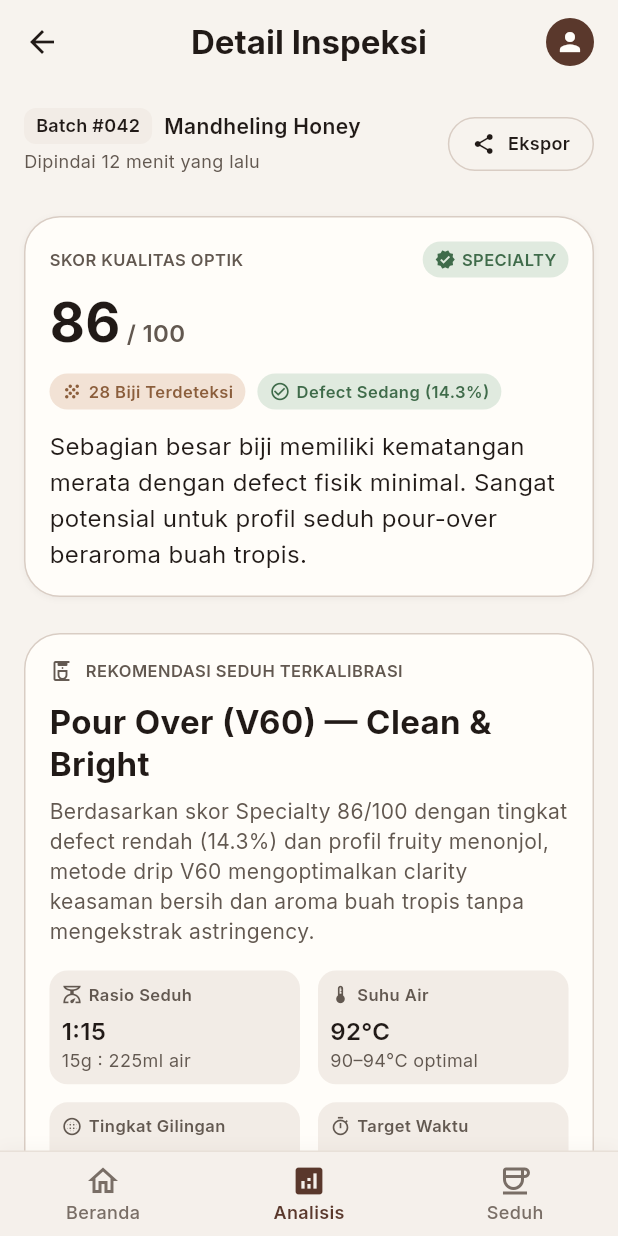
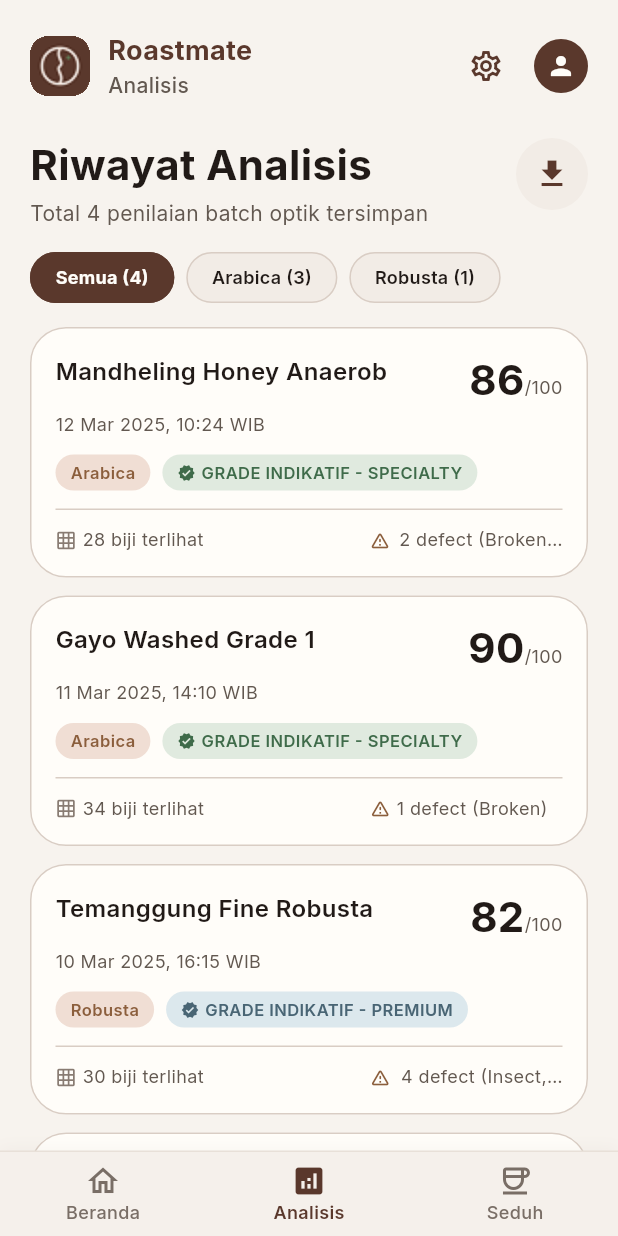
Before and after one commit to AhmadKevin000/roastmate_app, a Flutter app: the screen it shows after launch, item 2 of the bottom bar chosen, on a phone screen of 412 x 824 dp. Run offline on Flutter 3.47's test engine with Material 3 defaults, Android fonts, the phone set to English and light mode, and no system bars; our stand-ins replace camera, flutter_riverpod, google_fonts, sqflite; accounts and stored records are empty.

Commit message:
feat: add riwayat analisis screen and wire to Analisis tab

```diff
--- /dev/null
+++ b/mobile/lib/data/mock_analysis_history.dart
@@ -0,0 +1,68 @@
+import '../domain/analysis_history_item.dart';
+import '../domain/inspection_result.dart';
+
+/// Data dummy riwayat analisis untuk mengembangkan UI (belum tersambung SQLite).
+///
+/// Mengikuti mockup `UI/Riwayat Analisis.png`.
+final List<AnalysisHistoryItem> mockAnalysisHistory = [
+  const AnalysisHistoryItem(
+    batchName: 'Mandheling Honey Anaerob',
+    dateLabel: '12 Mar 2025, 10:24 WIB',
+    species: 'Arabica',
+    qualityScore: 86,
+    visibleBeans: 28,
+    defectCounts: {
+      DefectClass.healthy: 26,
+      DefectClass.broken: 1,
+      DefectClass.quaker: 1,
+      DefectClass.insectDamage: 0,
+      DefectClass.scorched: 0,
+      DefectClass.foreignMatter: 0,
+    },
+  ),
+  const AnalysisHistoryItem(
+    batchName: 'Gayo Washed Grade 1',
+    dateLabel: '11 Mar 2025, 14:10 WIB',
+    species: 'Arabica',
+    qualityScore: 90,
+    visibleBeans: 34,
+    defectCounts: {
+      DefectClass.healthy: 33,
+      DefectClass.broken: 1,
+      DefectClass.quaker: 0,
+      DefectClass.insectDamage: 0,
+      DefectClass.scorched: 0,
+      DefectClass.foreignMatter: 0,
+    },
+  ),
+  const AnalysisHistoryItem(
+    batchName: 'Temanggung Fine Robusta',
+    dateLabel: '10 Mar 2025, 16:15 WIB',
+    species: 'Robusta',
+    qualityScore: 82,
+    visibleBeans: 30,
+    defectCounts: {
+      DefectClass.healthy: 26,
+      DefectClass.broken: 0,
+      DefectClass.quaker: 0,
+      DefectClass.insectDamage: 2,
+      DefectClass.scorched: 2,
+      DefectClass.foreignMatter: 0,
+    },
+  ),
+  const AnalysisHistoryItem(
+    batchName: 'Kintamani Natural',
+    dateLabel: '08 Mar 2025, 09:30 WIB',
+    species: 'Arabica',
+    qualityScore: 76,
+    visibleBeans: 25,
+    defectCounts: {
+      DefectClass.healthy: 19,
+      DefectClass.broken: 2,
+      DefectClass.quaker: 3,
+      DefectClass.insectDamage: 0,
+      DefectClass.scorched: 0,
+      DefectClass.foreignMatter: 1,
+    },
+  ),
+];
--- /dev/null
+++ b/mobile/lib/domain/analysis_history_item.dart
@@ -0,0 +1,80 @@
+import 'inspection_result.dart';
+
+/// Satu baris riwayat analisis untuk daftar di tab Analisis.
+///
+/// Versi ringkas dari [InspectionResult]: hanya memuat field yang tampil di
+/// kartu riwayat (tanpa deteksi, rekomendasi, atau bukti visual).
+class AnalysisHistoryItem {
+  final String batchName;
+  final String dateLabel;
+  final String species; // 'Arabica' | 'Robusta' | 'Mixed'
+  final int qualityScore;
+  final int visibleBeans;
+  final Map<DefectClass, int> defectCounts;
+
+  const AnalysisHistoryItem({
+    required this.batchName,
+    required this.dateLabel,
+    required this.species,
+    required this.qualityScore,
+    required this.visibleBeans,
+    required this.defectCounts,
+  });
+
+  int get healthyCount => defectCounts[DefectClass.healthy] ?? 0;
+
+  /// Jumlah biji defect = total terlihat - Healthy.
+  int get defectTotal => visibleBeans - healthyCount;
+
+  /// Kelas defect (selain Healthy) yang jumlahnya > 0, urut dari terbanyak.
+  List<DefectClass> get defectClasses {
+    final entries = defectCounts.entries
+        .where((e) => e.key != DefectClass.healthy && e.value > 0)
+        .toList()
+      ..sort((a, b) => b.value.compareTo(a.value));
+    return entries.map((e) => e.key).toList();
+  }
+
+  /// Pemetaan skor ke grade indikatif (ambang mengikuti PRD bagian 8).
+  IndicativeGrade get grade {
+    if (qualityScore >= 85) return IndicativeGrade.specialty;
+    if (qualityScore >= 75) return IndicativeGrade.premium;
+    if (qualityScore >= 60) return IndicativeGrade.standard;
+    if (qualityScore >= 40) return IndicativeGrade.belowStandard;
+    return IndicativeGrade.offGrade;
+  }
+}
+
+/// Nama pendek kelas defect untuk chip ringkas di kartu riwayat.
+String defectShortLabel(DefectClass defectClass) {
+  switch (defectClass) {
+    case DefectClass.healthy:
+      return 'Healthy';
+    case DefectClass.broken:
+      return 'Broken';
+    case DefectClass.insectDamage:
+      return 'Insect';
+    case DefectClass.quaker:
+      return 'Quaker';
+    case DefectClass.scorched:
+      return 'Scorched';
+    case DefectClass.foreignMatter:
+      return 'Foreign';
+  }
+}
+
+/// Label grade untuk ditampilkan (mis. `GRADE INDIKATIF - SPECIALTY`).
+String gradeDisplayLabel(IndicativeGrade grade) {
+  switch (grade) {
+    case IndicativeGrade.specialty:
+      return 'GRADE INDIKATIF - SPECIALTY';
+    case IndicativeGrade.premium:
+      return 'GRADE INDIKATIF - PREMIUM';
+    case IndicativeGrade.standard:
+      return 'GRADE INDIKATIF - STANDARD';
+    case IndicativeGrade.belowStandard:
+      return 'GRADE INDIKATIF - BELOW STANDARD';
+    case IndicativeGrade.offGrade:
+      return 'GRADE INDIKATIF - OFF GRADE';
+  }
+}
--- /dev/null
+++ b/mobile/lib/features/analysis/analysis_history_screen.dart
@@ -0,0 +1,178 @@
+import 'package:flutter/material.dart';
+import '../../core/roastmate_colors.dart';
+import '../../core/roastmate_text.dart';
+import '../../core/roastmate_spacing.dart';
+import '../../core/roastmate_radius.dart';
+import '../../data/mock_analysis_history.dart';
+import '../../domain/analysis_history_item.dart';
+import 'widgets/history_app_header.dart';
+import 'widgets/history_filter_bar.dart';
+import 'widgets/history_card.dart';
+import 'widgets/history_export_card.dart';
+import 'widgets/roastmate_bottom_nav.dart';
+
+/// Layar Riwayat Analisis (tab Analisis).
+///
+/// Saat ini memakai data dummy ([mockAnalysisHistory]); pengambilan dari SQLite
+/// akan ditambahkan lewat repository/controller terpisah.
+class AnalysisHistoryScreen extends StatefulWidget {
+  /// Daftar item riwayat. Bila null, memakai [mockAnalysisHistory].
+  final List<AnalysisHistoryItem>? items;
+
+  /// Tampilkan bottom navigation. Nonaktifkan bila layar dipasang di dalam
+  /// shell navigasi yang sudah punya bottom bar sendiri.
+  final bool showBottomNav;
+
+  const AnalysisHistoryScreen({
+    Key? key,
+    this.items,
+    this.showBottomNav = true,
+  }) : super(key: key);
+
+  @override
+  State<AnalysisHistoryScreen> createState() => _AnalysisHistoryScreenState();
+}
+
+class _AnalysisHistoryScreenState extends State<AnalysisHistoryScreen> {
+  static const List<String> _filterOptions = ['Semua', 'Arabica', 'Robusta'];
+
+  String _selectedFilter = 'Semua';
+
+  List<AnalysisHistoryItem> get _allItems => widget.items ?? mockAnalysisHistory;
+
+  List<AnalysisHistoryItem> get _filteredItems {
+    if (_selectedFilter == 'Semua') return _allItems;
+    return _allItems.where((item) => item.species == _selectedFilter).toList();
+  }
+
+  Map<String, int> get _filterCounts {
+    final items = _allItems;
+    return {
+      'Semua': items.length,
+      'Arabica': items.where((item) => item.species == 'Arabica').length,
+      'Robusta': items.where((item) => item.species == 'Robusta').length,
+    };
+  }
+
+  void _onExportCsv() {
+    ScaffoldMessenger.of(context).showSnackBar(
+      const SnackBar(content: Text('Ekspor CSV akan tersedia di versi berikutnya')),
+    );
+  }
+
+  @override
+  Widget build(BuildContext context) {
+    final items = _filteredItems;
+
+    return Scaffold(
+      backgroundColor: RoastmateColors.background,
+      body: SafeArea(
+        child: SingleChildScrollView(
+          padding: const EdgeInsets.all(20.0),
+          child: Column(
+            crossAxisAlignment: CrossAxisAlignment.start,
+            children: [
+              const HistoryAppHeader(),
+              const SizedBox(height: RoastmateSpacing.xl),
+              _buildTitleRow(),
+              const SizedBox(height: RoastmateSpacing.lg),
+              HistoryFilterBar(
+                options: _filterOptions,
+                selected: _selectedFilter,
+                counts: _filterCounts,
+                onSelected: (value) => setState(() => _selectedFilter = value),
+              ),
+              const SizedBox(height: RoastmateSpacing.lg),
+              if (items.isEmpty)
+                _buildEmptyState()
+              else
+                for (int i = 0; i < items.length; i++) ...[
+                  HistoryCard(item: items[i]),
+                  if (i < items.length - 1) const SizedBox(height: RoastmateSpacing.md),
+                ],
+              const SizedBox(height: RoastmateSpacing.xl),
+              HistoryExportCard(onExport: _onExportCsv),
+              const SizedBox(height: RoastmateSpacing.xl),
+            ],
+          ),
+        ),
+      ),
+      bottomNavigationBar: widget.showBottomNav
+          ? RoastmateBottomNav(
+              currentIndex: 1,
+              onTap: (index) {
+                ScaffoldMessenger.of(context).showSnackBar(
+                  SnackBar(content: Text('Tab $index belum diimplementasi')),
+                );
+              },
+            )
+          : null,
+    );
+  }
+
+  Widget _buildTitleRow() {
+    return Row(
+      crossAxisAlignment: CrossAxisAlignment.start,
+      children: [
+        Expanded(
+          child: Column(
+            crossAxisAlignment: CrossAxisAlignment.start,
+            children: [
+              Text(
+                'Riwayat Analisis',
+                style: RoastmateText.headlineSm.copyWith(color: RoastmateColors.textPrimary),
+              ),
+              const SizedBox(height: RoastmateSpacing.xs),
+              Text(
+                'Total ${_allItems.length} penilaian batch optik tersimpan',
+                style: RoastmateText.bodyMd.copyWith(color: RoastmateColors.textSecondary),
+              ),
+            ],
+          ),
+        ),
+        const SizedBox(width: RoastmateSpacing.md),
+        Material(
+          color: RoastmateColors.surfaceContainer,
+          borderRadius: BorderRadius.circular(RoastmateRadius.full),
+          child: InkWell(
+            onTap: _onExportCsv,
+            borderRadius: BorderRadius.circular(RoastmateRadius.full),
+            child: const SizedBox(
+              width: 48,
+              height: 48,
+              child: Icon(Icons.download, color: RoastmateColors.primary),
+            ),
+          ),
+        ),
+      ],
+    );
+  }
+
+  Widget _buildEmptyState() {
+    return Container(
+      width: double.infinity,
+      padding: const EdgeInsets.all(RoastmateSpacing.xl),
+      decoration: BoxDecoration(
+        color: RoastmateColors.surface,
+        borderRadius: BorderRadius.circular(RoastmateRadius.large),
+        border: Border.all(color: RoastmateColors.borderDefault),
+      ),
+      child: Column(
+        children: [
+          const Icon(Icons.inbox_outlined, size: 40, color: RoastmateColors.iconMuted),
+          const SizedBox(height: RoastmateSpacing.md),
+          Text(
+            'Belum ada riwayat untuk filter ini',
+            style: RoastmateText.titleSm.copyWith(color: RoastmateColors.textPrimary),
+          ),
+          const SizedBox(height: RoastmateSpacing.xs),
+          Text(
+            'Coba pilih filter lain atau scan batch baru.',
+            textAlign: TextAlign.center,
+            style: RoastmateText.bodySm.copyWith(color: RoastmateColors.textSecondary),
+          ),
+        ],
+      ),
+    );
+  }
+}
--- /dev/null
+++ b/mobile/lib/features/analysis/widgets/history_app_header.dart
@@ -0,0 +1,73 @@
+import 'package:flutter/material.dart';
+import '../../../core/roastmate_colors.dart';
+import '../../../core/roastmate_text.dart';
+import '../../../core/roastmate_spacing.dart';
+import '../../../core/roastmate_radius.dart';
+
+/// Header atas tab Analisis: logo, nama app, ikon pengaturan, dan avatar.
+class HistoryAppHeader extends StatelessWidget {
+  final VoidCallback? onSettings;
+  final VoidCallback? onProfile;
+
+  const HistoryAppHeader({Key? key, this.onSettings, this.onProfile}) : super(key: key);
+
+  @override
+  Widget build(BuildContext context) {
+    return Row(
+      mainAxisAlignment: MainAxisAlignment.spaceBetween,
+      children: [
+        Row(
+          children: [
+            Container(
+              width: 40,
+              height: 40,
+              clipBehavior: Clip.hardEdge,
+              decoration: BoxDecoration(
+                borderRadius: BorderRadius.circular(RoastmateRadius.small),
+              ),
+              child: Image.asset('assets/images/logo.png', fit: BoxFit.cover),
+            ),
+            const SizedBox(width: RoastmateSpacing.md),
+            Column(
+              crossAxisAlignment: CrossAxisAlignment.start,
+              children: [
+                Text(
+                  'Roastmate',
+                  style: RoastmateText.titleSm.copyWith(
+                    fontSize: 18,
+                    fontWeight: FontWeight.w700,
+                    color: RoastmateColors.primary,
+                  ),
+                ),
+                Text(
+                  'Analisis',
+                  style: RoastmateText.bodyMd.copyWith(
+                    color: RoastmateColors.textSecondary,
+                    fontWeight: FontWeight.w500,
+                  ),
+                ),
+              ],
+            ),
+          ],
+        ),
+        Row(
+          children: [
+            IconButton(
+              onPressed: onSettings,
+              icon: const Icon(Icons.settings_outlined, color: RoastmateColors.primary),
+            ),
+            const SizedBox(width: RoastmateSpacing.sm),
+            GestureDetector(
+              onTap: onProfile,
+              child: const CircleAvatar(
+                radius: 18,
+                backgroundColor: RoastmateColors.primary,
+                child: Icon(Icons.person, color: RoastmateColors.surface, size: 20),
+              ),
+            ),
+          ],
+        ),
+      ],
+    );
+  }
+}
--- /dev/null
+++ b/mobile/lib/features/analysis/widgets/history_card.dart
@@ -0,0 +1,163 @@
+import 'package:flutter/material.dart';
+import '../../../core/roastmate_colors.dart';
+import '../../../core/roastmate_text.dart';
+import '../../../core/roastmate_spacing.dart';
+import '../../../core/roastmate_radius.dart';
+import '../../../domain/analysis_history_item.dart';
+
+/// Kartu satu analisis pada daftar riwayat.
+class HistoryCard extends StatelessWidget {
+  final AnalysisHistoryItem item;
+  final VoidCallback? onTap;
+
+  const HistoryCard({Key? key, required this.item, this.onTap}) : super(key: key);
+
+  @override
+  Widget build(BuildContext context) {
+    final gradeTokens =
+        RoastmateColors.grade[item.grade.name] ?? RoastmateColors.grade['standard']!;
+    final gradeColor = gradeTokens['color']!;
+    final gradeContainer = gradeTokens['container']!;
+
+    final defectTotal = item.defectTotal;
+    final defectNames = item.defectClasses.map(defectShortLabel).join(', ');
+    final hasDefect = defectTotal > 0;
+    final defectText = !hasDefect
+        ? 'Tidak ada defect'
+        : (defectNames.isEmpty ? '$defectTotal defect' : '$defectTotal defect ($defectNames)');
+
+    return Material(
+      color: RoastmateColors.surface,
+      borderRadius: BorderRadius.circular(RoastmateRadius.large),
+      child: InkWell(
+        onTap: onTap,
+        borderRadius: BorderRadius.circular(RoastmateRadius.large),
+        child: Container(
+          padding: const EdgeInsets.all(RoastmateSpacing.lg),
+          decoration: BoxDecoration(
+            borderRadius: BorderRadius.circular(RoastmateRadius.large),
+            border: Border.all(color: RoastmateColors.borderDefault),
+          ),
+          child: Column(
+            crossAxisAlignment: CrossAxisAlignment.start,
+            children: [
+              Row(
+                crossAxisAlignment: CrossAxisAlignment.start,
+                children: [
+                  Expanded(
+                    child: Text(
+                      item.batchName,
+                      style: RoastmateText.titleMd.copyWith(color: RoastmateColors.textPrimary),
+                      maxLines: 2,
+                      overflow: TextOverflow.ellipsis,
+                    ),
+                  ),
+                  const SizedBox(width: RoastmateSpacing.sm),
+                  Row(
+                    crossAxisAlignment: CrossAxisAlignment.baseline,
+                    textBaseline: TextBaseline.alphabetic,
+                    children: [
+                      Text(
+                        item.qualityScore.toString(),
+                        style: RoastmateText.headlineSm.copyWith(color: RoastmateColors.textPrimary),
+                      ),
+                      Text(
+                        '/100',
+                        style: RoastmateText.bodySm.copyWith(color: RoastmateColors.textSecondary),
+                      ),
+                    ],
+                  ),
+                ],
+              ),
+              const SizedBox(height: RoastmateSpacing.xs),
+              Text(
+                item.dateLabel,
+                style: RoastmateText.bodySm.copyWith(color: RoastmateColors.textSecondary),
+              ),
+              const SizedBox(height: RoastmateSpacing.md),
+              Row(
+                children: [
+                  _buildChip(
+                    label: item.species,
+                    background: RoastmateColors.espressoSoft,
+                    foreground: RoastmateColors.secondary,
+                  ),
+                  const SizedBox(width: RoastmateSpacing.sm),
+                  Flexible(
+                    child: _buildChip(
+                      label: gradeDisplayLabel(item.grade),
+                      background: gradeContainer,
+                      foreground: gradeColor,
+                      icon: Icons.verified,
+                    ),
+                  ),
+                ],
+              ),
+              const SizedBox(height: RoastmateSpacing.md),
+              const Divider(color: RoastmateColors.borderDefault, height: 1),
+              const SizedBox(height: RoastmateSpacing.md),
+              Row(
+                children: [
+                  const Icon(Icons.grid_on, size: 14, color: RoastmateColors.iconMuted),
+                  const SizedBox(width: RoastmateSpacing.xs),
+                  Text(
+                    '${item.visibleBeans} biji terlihat',
+                    style: RoastmateText.bodySm.copyWith(color: RoastmateColors.textSecondary),
+                  ),
+                  const Spacer(),
+                  Icon(
+                    hasDefect ? Icons.warning_amber_rounded : Icons.check_circle_outline,
+                    size: 14,
+                    color: hasDefect ? RoastmateColors.secondary : RoastmateColors.tertiary,
+                  ),
+                  const SizedBox(width: RoastmateSpacing.xs),
+                  Flexible(
+                    child: Text(
+                      defectText,
+                      style: RoastmateText.bodySm.copyWith(color: RoastmateColors.textSecondary),
+                      textAlign: TextAlign.right,
+                      maxLines: 1,
+                      overflow: TextOverflow.ellipsis,
+                    ),
+                  ),
+                ],
+              ),
+            ],
+          ),
+        ),
+      ),
+    );
+  }
+
+  Widget _buildChip({
+    required String label,
+    required Color background,
+    required Color foreground,
+    IconData? icon,
+  }) {
+    return Container(
+      padding: const EdgeInsets.symmetric(horizontal: 10, vertical: 4),
+      decoration: BoxDecoration(
+        color: background,
+        borderRadius: BorderRadius.circular(RoastmateRadius.full),
+      ),
+      child: Row(
+        mainAxisSize: MainAxisSize.min,
+        children: [
+          if (icon != null) ...[
+            Icon(icon, size: 12, color: foreground),
+            const SizedBox(width: RoastmateSpacing.xs),
+          ],
+          Flexible(
+            child: Text(
+              label,
+              style: RoastmateText.labelSm.copyWith(color: foreground),
+              maxLines: 1,
+              overflow: TextOverflow.ellipsis,
+            ),
+          ),
+        ],
+      ),
+    );
+  }
+}
--- /dev/null
+++ b/mobile/lib/features/analysis/widgets/history_export_card.dart
@@ -0,0 +1,79 @@
+import 'package:flutter/material.dart';
+import '../../../core/roastmate_colors.dart';
+import '../../../core/roastmate_text.dart';
+import '../../../core/roastmate_spacing.dart';
+import '../../../core/roastmate_radius.dart';
+
+/// Kartu ajakan ekspor rekap hasil grading ke CSV.
+class HistoryExportCard extends StatelessWidget {
+  final VoidCallback? onExport;
+
+  const HistoryExportCard({Key? key, this.onExport}) : super(key: key);
+
+  @override
+  Widget build(BuildContext context) {
+    return Container(
+      padding: const EdgeInsets.all(RoastmateSpacing.lg),
+      decoration: BoxDecoration(
+        color: RoastmateColors.surfaceContainer,
+        borderRadius: BorderRadius.circular(RoastmateRadius.large),
+      ),
+      child: Column(
+        crossAxisAlignment: CrossAxisAlignment.start,
+        children: [
+          Row(
+            children: [
+              Container(
+                width: 44,
+                height: 44,
+                decoration: BoxDecoration(
+                  color: RoastmateColors.surface,
+                  borderRadius: BorderRadius.circular(RoastmateRadius.small),
+                ),
+                child: const Icon(Icons.description_outlined, color: RoastmateColors.secondary),
+              ),
+              const SizedBox(width: RoastmateSpacing.md),
+              Expanded(
+                child: Column(
+                  crossAxisAlignment: CrossAxisAlignment.start,
+                  children: [
+                    Text(
+                      'Rekap Hasil Grading Batch',
+                      style: RoastmateText.titleSm.copyWith(color: RoastmateColors.textPrimary),
+                    ),
+                    const SizedBox(height: 2),
+                    Text(
+                      'Perlu data lengkap untuk evaluasi lab atau spreadsheet?',
+                      style: RoastmateText.bodySm.copyWith(color: RoastmateColors.textSecondary),
+                    ),
+                  ],
+                ),
+              ),
+            ],
+          ),
+          const SizedBox(height: RoastmateSpacing.lg),
+          SizedBox(
+            width: double.infinity,
+            child: ElevatedButton.icon(
+              onPressed: onExport,
+              icon: const Icon(Icons.download, size: 18, color: RoastmateColors.surface),
+              label: Text(
+                'Ekspor CSV (.csv)',
+                style: RoastmateText.labelLg.copyWith(color: RoastmateColors.surface),
+              ),
+              style: ElevatedButton.styleFrom(
+                backgroundColor: RoastmateColors.primary,
+                foregroundColor: RoastmateColors.surface,
+                minimumSize: const Size(0, 48),
+                elevation: 0,
+                shape: RoundedRectangleBorder(
+                  borderRadius: BorderRadius.circular(RoastmateRadius.small),
+                ),
+              ),
+            ),
+          ),
+        ],
+      ),
+    );
+  }
+}
--- /dev/null
+++ b/mobile/lib/features/analysis/widgets/history_filter_bar.dart
@@ -0,0 +1,73 @@
+import 'package:flutter/material.dart';
+import '../../../core/roastmate_colors.dart';
+import '../../../core/roastmate_text.dart';
+import '../../../core/roastmate_spacing.dart';
+import '../../../core/roastmate_radius.dart';
+
+/// Baris chip filter species (Semua / Arabica / Robusta) untuk daftar riwayat.
+class HistoryFilterBar extends StatelessWidget {
+  /// Label filter berurutan, mis. `['Semua', 'Arabica', 'Robusta']`.
+  final List<String> options;
+
+  /// Filter yang sedang aktif.
+  final String selected;
+
+  /// Jumlah item per filter, dipakai sebagai angka di dalam chip.
+  final Map<String, int> counts;
+
+  final ValueChanged<String> onSelected;
+
+  const HistoryFilterBar({
+    Key? key,
+    required this.options,
+    required this.selected,
+    required this.counts,
+    required this.onSelected,
+  }) : super(key: key);
+
+  @override
+  Widget build(BuildContext context) {
+    return SingleChildScrollView(
+      scrollDirection: Axis.horizontal,
+      child: Row(
+        children: [
+          for (final option in options) ...[
+            _buildChip(option, option == selected),
+            const SizedBox(width: RoastmateSpacing.sm),
+          ],
+        ],
+      ),
+    );
+  }
+
+  Widget _buildChip(String label, bool active) {
+    final background = active ? RoastmateColors.primary : RoastmateColors.surfaceContainer;
+    final foreground = active ? RoastmateColors.surface : RoastmateColors.textPrimary;
+    final count = counts[label] ?? 0;
+
+    return Material(
+      color: background,
+      borderRadius: BorderRadius.circular(RoastmateRadius.full),
+      child: InkWell(
+        onTap: () => onSelected(label),
+        borderRadius: BorderRadius.circular(RoastmateRadius.full),
+        child: Container(
+          padding: const EdgeInsets.symmetric(horizontal: 16, vertical: 8),
+          decoration: BoxDecoration(
+            borderRadius: BorderRadius.circular(RoastmateRadius.full),
+            border: Border.all(
+              color: active ? RoastmateColors.primary : RoastmateColors.borderDefault,
+            ),
+          ),
+          child: Text(
+            '$label ($count)',
+            style: RoastmateText.labelMd.copyWith(
+              color: foreground,
+              fontWeight: active ? FontWeight.w700 : FontWeight.w600,
+            ),
+          ),
+        ),
+      ),
+    );
+  }
+}
--- a/mobile/lib/pages/main_page.dart
+++ b/mobile/lib/pages/main_page.dart
@@ -2,8 +2,7 @@ import 'package:flutter/material.dart';
 import 'package:google_fonts/google_fonts.dart';
 import 'home_page.dart';
 import 'brew_page.dart';
-import '../data/mock_inspection.dart';
-import '../features/analysis/inspection_detail_screen.dart';
+import '../features/analysis/analysis_history_screen.dart';
 
 class MainPage extends StatefulWidget {
   const MainPage({super.key});
@@ -15,12 +14,9 @@ class MainPage extends StatefulWidget {
 class _MainPageState extends State<MainPage> {
   int _selectedIndex = 0;
 
-  static final List<Widget> _widgetOptions = <Widget>[
+  static const List<Widget> _widgetOptions = <Widget>[
     HomePage(),
-    InspectionDetailScreen(
-      result: mockInspectionResult,
-      initialState: ViewState.content,
-    ),
+    AnalysisHistoryScreen(showBottomNav: false),
     BrewPage(),
   ];
 
```
